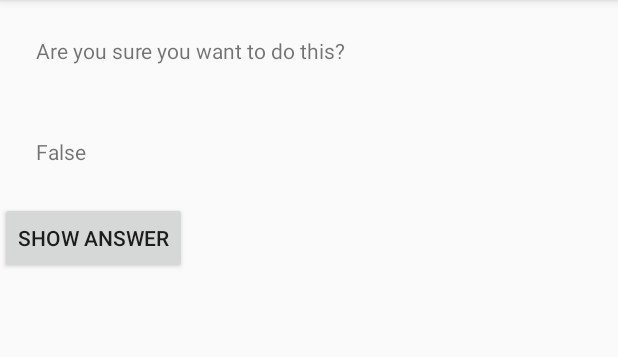
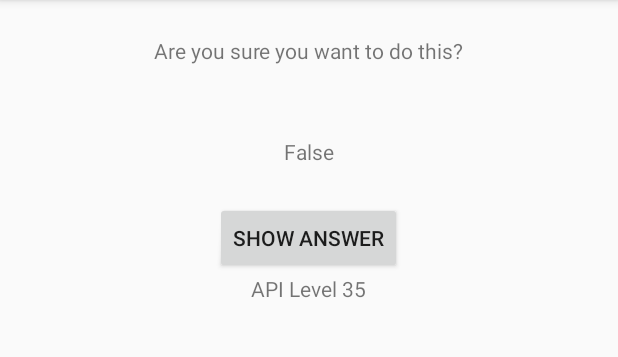
Before and after one commit to E-Mark21/GeoQuiz, an Android app: the CheatActivity screen opened directly, with no data from a screen before it, after a tap on "SHOW ANSWER", on a phone screen of 412 x 824 dp, the part 84-441 px from its top. Run offline under Robolectric (Android 15) with nearby library versions, the phone set to English and light mode, and no system bars.

Commit message:
Chapter 6 is done

```diff
--- a/app/build.gradle
+++ b/app/build.gradle
@@ -5,7 +5,7 @@ android {
     buildToolsVersion "29.0.0"
     defaultConfig {
         applicationId "com.bignerdranch.geoquiz"
-        minSdkVersion 19
+        minSdkVersion 21
         targetSdkVersion 29
         versionCode 1
         versionName "1.0"
--- a/app/src/main/java/com/bignerdranch/geoquiz/CheatActivity.java
+++ b/app/src/main/java/com/bignerdranch/geoquiz/CheatActivity.java
@@ -2,10 +2,14 @@ package com.bignerdranch.geoquiz;
 
 import androidx.appcompat.app.AppCompatActivity;
 
+import android.animation.Animator;
+import android.animation.AnimatorListenerAdapter;
 import android.content.Context;
 import android.content.Intent;
+import android.os.Build;
 import android.os.Bundle;
 import android.view.View;
+import android.view.ViewAnimationUtils;
 import android.widget.Button;
 import android.widget.TextView;
 
@@ -16,6 +20,7 @@ public class CheatActivity extends AppCompatActivity {
     private boolean mAnswerIsTrue;
     private TextView mAnswerTextView;
     private Button mShowAnswerButton;
+    private TextView mOsVersion;
 
     public static Intent newIntent(Context packageContext, boolean answerIsTrue) {
         Intent intent = new Intent(packageContext, CheatActivity.class);
@@ -34,6 +39,10 @@ public class CheatActivity extends AppCompatActivity {
 
         mAnswerIsTrue = getIntent().getBooleanExtra(EXTRA_ANSWER_IS_TRUE, false);
 
+        mOsVersion = (TextView) findViewById(R.id.os_version);
+        Integer os = Build.VERSION.SDK_INT;
+        mOsVersion.setText("API Level " + os.toString());
+
         mAnswerTextView = (TextView) findViewById(R.id.answer_text_view);
         mShowAnswerButton = (Button) findViewById(R.id.show_answer_button);
         mShowAnswerButton.setOnClickListener(new View.OnClickListener() {
@@ -45,6 +54,23 @@ public class CheatActivity extends AppCompatActivity {
                     mAnswerTextView.setText(R.string.false_button);
                 }
                 setAnswerShownResult(true);
+
+                if (Build.VERSION.SDK_INT >= Build.VERSION_CODES.LOLLIPOP) {
+                    int cx = mShowAnswerButton.getWidth() / 2;
+                    int cy = mShowAnswerButton.getHeight() / 2;
+                    float radius = mShowAnswerButton.getWidth();
+                    Animator anim = ViewAnimationUtils.createCircularReveal(mShowAnswerButton, cx, cy, radius, 0);
+                    anim.addListener(new AnimatorListenerAdapter() {
+                        @Override
+                        public void onAnimationEnd(Animator animation) {
+                            super.onAnimationEnd(animation);
+                            mShowAnswerButton.setVisibility(View.INVISIBLE);
+                        }
+                    });
+                    anim.start();
+                }else {
+                    mShowAnswerButton.setVisibility(View.INVISIBLE);
+                }
             }
         });
     }
--- a/app/src/main/res/layout/activity_cheat.xml
+++ b/app/src/main/res/layout/activity_cheat.xml
@@ -12,20 +12,29 @@
         android:layout_width="wrap_content"
         android:layout_height="wrap_content"
         android:padding="24dp"
-        android:text="@string/warning_text"/>
+        android:text="@string/warning_text"
+        android:layout_gravity="center"/>
 
     <TextView
         android:id="@+id/answer_text_view"
         android:layout_width="wrap_content"
         android:layout_height="wrap_content"
         android:padding="24dp"
-        tools:text="Answer"/>
+        tools:text="Answer"
+        android:layout_gravity="center"/>
 
     <Button
         android:id="@+id/show_answer_button"
         android:layout_width="wrap_content"
         android:layout_height="wrap_content"
-        android:text="@string/show_answer_button"/>
+        android:text="@string/show_answer_button"
+        android:layout_gravity="center"/>
+
+    <TextView
+        android:id="@+id/os_version"
+        android:layout_width="wrap_content"
+        android:layout_height="wrap_content"
+        android:layout_gravity="center"/>
 
 
 </LinearLayout>
```
